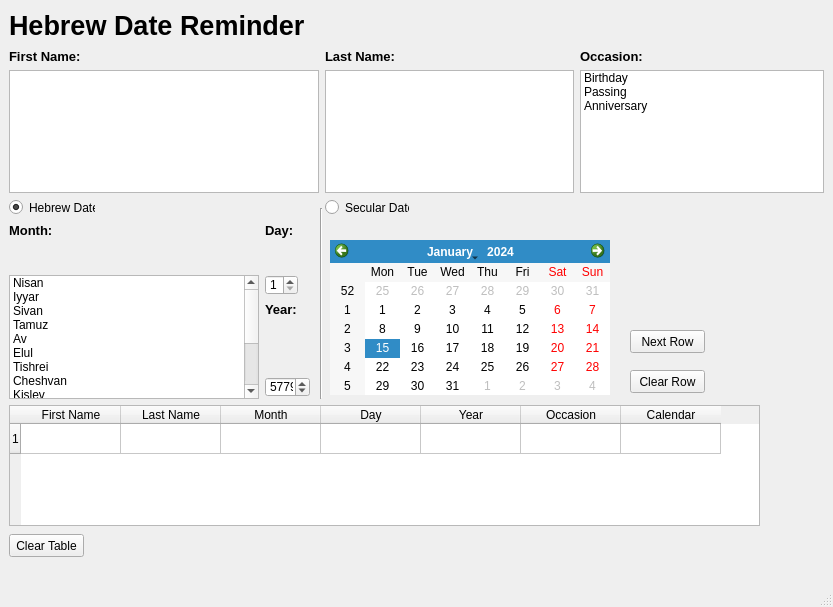
Above: app_gui.ui from roovyshapiro/HebrewDateReminder before the change. Below: the same form after it.
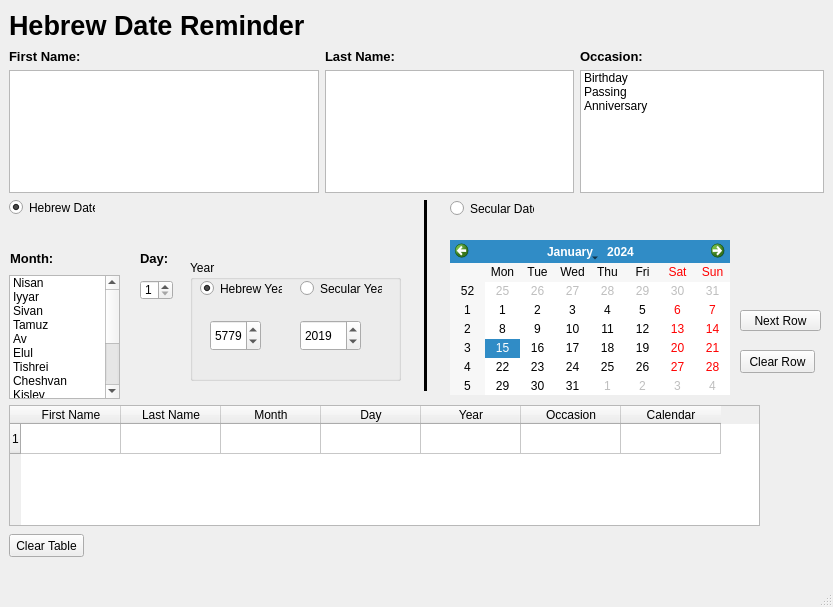
That is the form after the change.

Commit message:
Add group box to enter secular year in heb date
If a user knows their hebrew birthday and month,
but not their hebrew year, they should be able to enter
their secular year and have it converted afterwards.
This is still in progress.

```diff
--- a/app_gui.ui
+++ b/app_gui.ui
@@ -15,11 +15,14 @@
   </property>
   <widget class="QWidget" name="centralwidget">
    <widget class="QListWidget" name="months_list">
+    <property name="enabled">
+     <bool>true</bool>
+    </property>
     <property name="geometry">
      <rect>
       <x>9</x>
       <y>275</y>
-      <width>250</width>
+      <width>111</width>
       <height>124</height>
      </rect>
     </property>
@@ -185,8 +188,8 @@
    <widget class="QSpinBox" name="day_spin_box">
     <property name="geometry">
      <rect>
-      <x>265</x>
-      <y>275</y>
+      <x>140</x>
+      <y>280</y>
       <width>33</width>
       <height>20</height>
      </rect>
@@ -204,10 +207,10 @@
    <widget class="QPushButton" name="next_row">
     <property name="geometry">
      <rect>
-      <x>630</x>
-      <y>330</y>
-      <width>75</width>
-      <height>23</height>
+      <x>740</x>
+      <y>310</y>
+      <width>81</width>
+      <height>21</height>
      </rect>
     </property>
     <property name="text">
@@ -234,50 +237,11 @@
      <string>Hebrew Date Reminder</string>
     </property>
    </widget>
-   <widget class="QSpinBox" name="year_spin_box">
-    <property name="geometry">
-     <rect>
-      <x>265</x>
-      <y>377</y>
-      <width>45</width>
-      <height>20</height>
-     </rect>
-    </property>
-    <property name="minimum">
-     <number>5500</number>
-    </property>
-    <property name="maximum">
-     <number>6000</number>
-    </property>
-    <property name="value">
-     <number>5779</number>
-    </property>
-   </widget>
-   <widget class="QLabel" name="label">
-    <property name="geometry">
-     <rect>
-      <x>265</x>
-      <y>301</y>
-      <width>36</width>
-      <height>16</height>
-     </rect>
-    </property>
-    <property name="font">
-     <font>
-      <pointsize>10</pointsize>
-      <weight>75</weight>
-      <bold>true</bold>
-     </font>
-    </property>
-    <property name="text">
-     <string>Year:</string>
-    </property>
-   </widget>
    <widget class="QLabel" name="label_2">
     <property name="geometry">
      <rect>
-      <x>265</x>
-      <y>222</y>
+      <x>140</x>
+      <y>250</y>
       <width>30</width>
       <height>16</height>
      </rect>
@@ -356,8 +320,8 @@
    <widget class="QLabel" name="label_5">
     <property name="geometry">
      <rect>
-      <x>9</x>
-      <y>222</y>
+      <x>10</x>
+      <y>250</y>
       <width>46</width>
       <height>16</height>
      </rect>
@@ -396,7 +360,7 @@
    <widget class="QCalendarWidget" name="secular_calendar">
     <property name="geometry">
      <rect>
-      <x>330</x>
+      <x>450</x>
       <y>240</y>
       <width>280</width>
       <height>155</height>
@@ -406,12 +370,18 @@
    <widget class="Line" name="line">
     <property name="geometry">
      <rect>
-      <x>311</x>
-      <y>208</y>
-      <width>21</width>
+      <x>410</x>
+      <y>200</y>
+      <width>31</width>
       <height>191</height>
      </rect>
     </property>
+    <property name="frameShadow">
+     <enum>QFrame::Plain</enum>
+    </property>
+    <property name="lineWidth">
+     <number>3</number>
+    </property>
     <property name="orientation">
      <enum>Qt::Vertical</enum>
     </property>
@@ -435,8 +405,8 @@
    <widget class="QRadioButton" name="secular_date_btn">
     <property name="geometry">
      <rect>
-      <x>325</x>
-      <y>199</y>
+      <x>450</x>
+      <y>200</y>
       <width>84</width>
       <height>17</height>
      </rect>
@@ -448,8 +418,8 @@
    <widget class="QPushButton" name="clear_row_btn">
     <property name="geometry">
      <rect>
-      <x>630</x>
-      <y>370</y>
+      <x>740</x>
+      <y>350</y>
       <width>75</width>
       <height>23</height>
      </rect>
@@ -458,6 +428,118 @@
      <string>Clear Row</string>
     </property>
    </widget>
+   <widget class="QGroupBox" name="hebyear_groupbox">
+    <property name="enabled">
+     <bool>true</bool>
+    </property>
+    <property name="geometry">
+     <rect>
+      <x>190</x>
+      <y>260</y>
+      <width>211</width>
+      <height>121</height>
+     </rect>
+    </property>
+    <property name="title">
+     <string>Year</string>
+    </property>
+    <property name="checkable">
+     <bool>false</bool>
+    </property>
+    <widget class="QRadioButton" name="sec_year_radio">
+     <property name="enabled">
+      <bool>true</bool>
+     </property>
+     <property name="geometry">
+      <rect>
+       <x>110</x>
+       <y>20</y>
+       <width>82</width>
+       <height>17</height>
+      </rect>
+     </property>
+     <property name="text">
+      <string>Secular Year</string>
+     </property>
+    </widget>
+    <widget class="QRadioButton" name="heb_year_radio">
+     <property name="geometry">
+      <rect>
+       <x>10</x>
+       <y>20</y>
+       <width>82</width>
+       <height>17</height>
+      </rect>
+     </property>
+     <property name="text">
+      <string>Hebrew Year</string>
+     </property>
+     <property name="checkable">
+      <bool>true</bool>
+     </property>
+     <property name="checked">
+      <bool>true</bool>
+     </property>
+    </widget>
+    <widget class="QLabel" name="label">
+     <property name="geometry">
+      <rect>
+       <x>10</x>
+       <y>60</y>
+       <width>36</width>
+       <height>16</height>
+      </rect>
+     </property>
+     <property name="font">
+      <font>
+       <pointsize>10</pointsize>
+       <weight>75</weight>
+       <bold>true</bold>
+      </font>
+     </property>
+     <property name="text">
+      <string/>
+     </property>
+    </widget>
+    <widget class="QSpinBox" name="heb_year_spin_box">
+     <property name="geometry">
+      <rect>
+       <x>20</x>
+       <y>60</y>
+       <width>51</width>
+       <height>31</height>
+      </rect>
+     </property>
+     <property name="minimum">
+      <number>5500</number>
+     </property>
+     <property name="maximum">
+      <number>6000</number>
+     </property>
+     <property name="value">
+      <number>5779</number>
+     </property>
+    </widget>
+    <widget class="QSpinBox" name="sec_year_spin_box">
+     <property name="geometry">
+      <rect>
+       <x>110</x>
+       <y>60</y>
+       <width>61</width>
+       <height>31</height>
+      </rect>
+     </property>
+     <property name="minimum">
+      <number>1800</number>
+     </property>
+     <property name="maximum">
+      <number>2100</number>
+     </property>
+     <property name="value">
+      <number>2019</number>
+     </property>
+    </widget>
+   </widget>
   </widget>
   <widget class="QMenuBar" name="menubar">
    <property name="geometry">
```
The commit also changes 1 other file.
